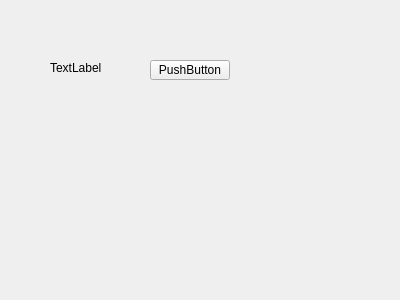
yadiq/QtDemo1, file hellouiwidget.ui: the form before one commit.
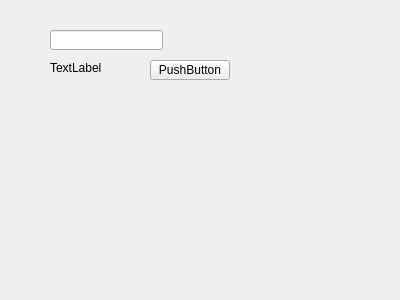
The form after the commit.

Patch:
```diff
--- a/hellouiwidget.ui
+++ b/hellouiwidget.ui
@@ -39,6 +39,16 @@
     <string>PushButton</string>
    </property>
   </widget>
+  <widget class="QLineEdit" name="lineEdit">
+   <property name="geometry">
+    <rect>
+     <x>50</x>
+     <y>30</y>
+     <width>113</width>
+     <height>20</height>
+    </rect>
+   </property>
+  </widget>
  </widget>
  <resources/>
  <connections/>
```
